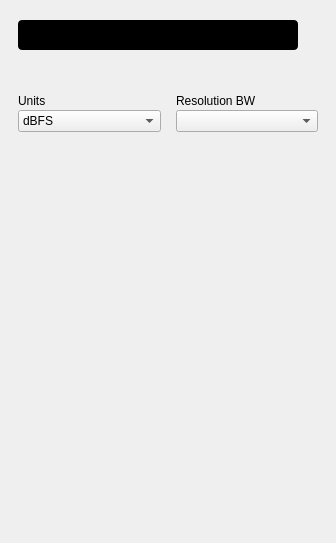
analogdevicesinc/scopy, file gui/ui/spectrum_analyzer_sweep_menu.ui: the form before one commit.
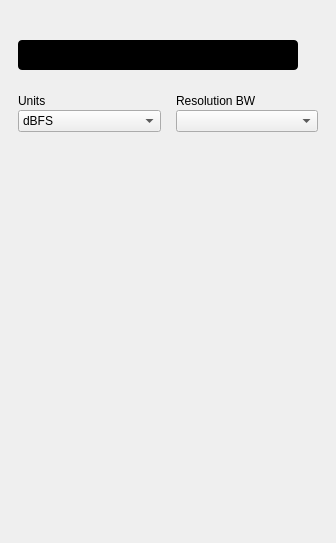
The form after the commit. Custom widgets are drawn as their Qt base class.

Commit message: Spectrum Analyzer: Added spacer in Sweep menu

```diff
--- a/gui/ui/spectrum_analyzer_sweep_menu.ui
+++ b/gui/ui/spectrum_analyzer_sweep_menu.ui
@@ -86,6 +86,22 @@
        <item>
         <widget class="scopy::gui::MenuHeader" name="widgetMenuHeader" native="true"/>
        </item>
+       <item>
+        <spacer name="horizontalSpacer">
+         <property name="orientation">
+          <enum>Qt::Horizontal</enum>
+         </property>
+         <property name="sizeType">
+          <enum>QSizePolicy::Expanding</enum>
+         </property>
+         <property name="sizeHint" stdset="0">
+          <size>
+           <width>40</width>
+           <height>20</height>
+          </size>
+         </property>
+        </spacer>
+       </item>
        <item>
         <widget class="scopy::gui::CustomSwitch" name="btnLog">
          <property name="styleSheet">
```
